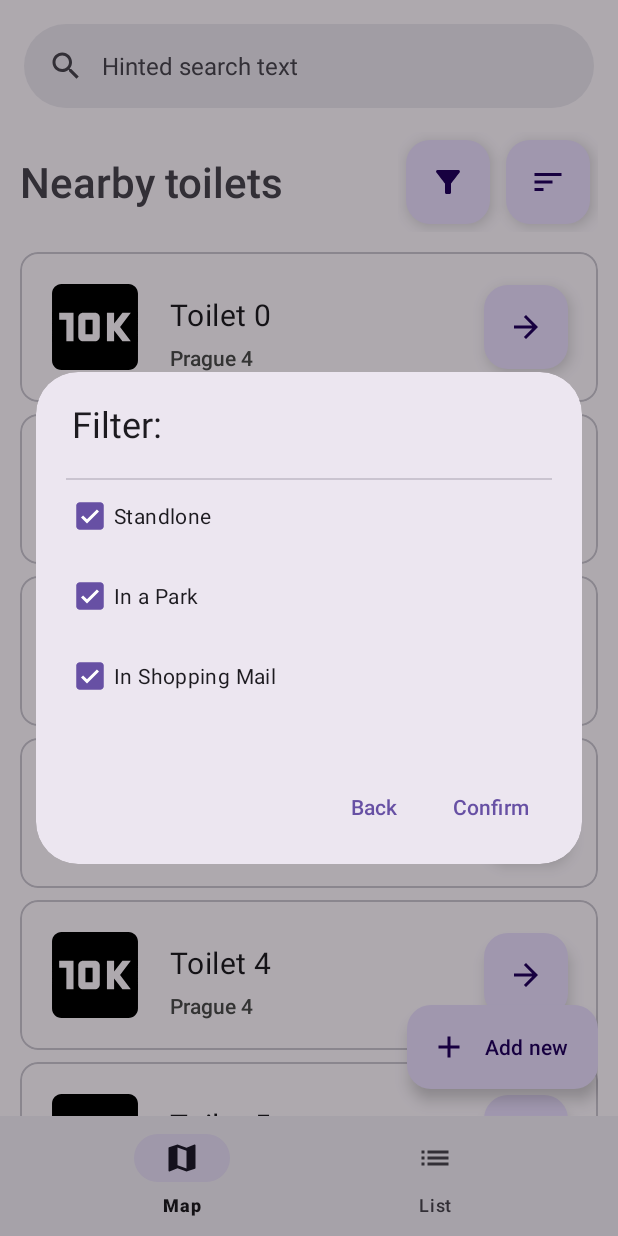
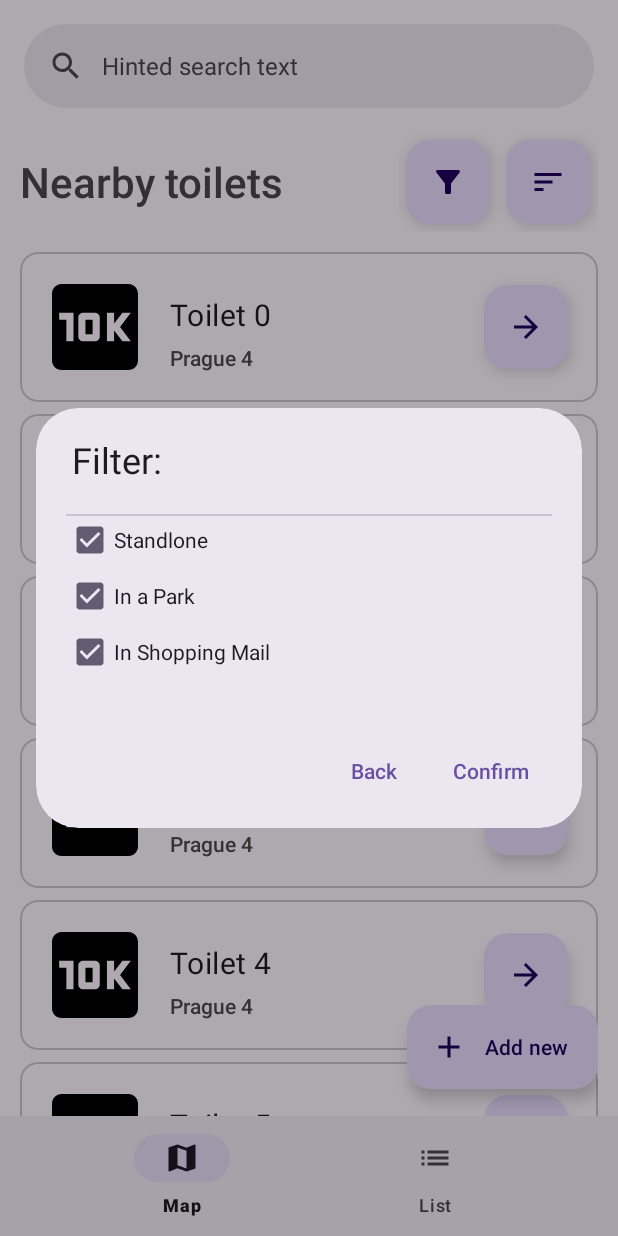
Before and after one commit to milancu/The-throne-locator, an Android app: the ToiletListFragment screen opened through its navigation route, after a tap on "filter_button", on a phone screen of 412 x 824 dp. Run offline under Robolectric (Android 15) with nearby library versions, the phone set to English and light mode, and no system bars; our stand-ins replace navigation-ui; libraries missing offline, so code that uses them is left out: com.google.maps.android; Roboto replaces fonts that are not available here.

Commit message:
Milan/modal dialog

```diff
--- a/app/build.gradle.kts
+++ b/app/build.gradle.kts
@@ -69,8 +69,8 @@ dependencies {
     implementation(libs.retrofit)
     implementation(libs.converter.gson)
     implementation(libs.androidx.appcompat)
-    implementation("androidx.navigation:navigation-fragment-ktx:2.5.3")
-    implementation("androidx.navigation:navigation-ui-ktx:2.5.3")
+    implementation(libs.androidx.navigation.fragment.ktx)
+    implementation(libs.androidx.navigation.ui.ktx)
     testImplementation(libs.junit)
     androidTestImplementation(libs.androidx.test.ext.junit)
     androidTestImplementation(libs.espresso.core)
--- /dev/null
+++ b/app/src/main/java/cz/cvut/fel/thethronelocator/model/enum/SortType.kt
@@ -0,0 +1,6 @@
+package cz.cvut.fel.thethronelocator.model.enum
+
+enum class SortType {
+    RATING,
+    NEAREST
+}
--- a/app/src/main/java/cz/cvut/fel/thethronelocator/ui/ToiletListFragment.kt
+++ b/app/src/main/java/cz/cvut/fel/thethronelocator/ui/ToiletListFragment.kt
@@ -10,6 +10,9 @@ import android.view.LayoutInflater
 import android.view.View
 import android.view.ViewGroup
 import android.view.WindowManager
+import android.widget.CheckBox
+import android.widget.RadioButton
+import android.widget.RadioGroup
 import androidx.annotation.RequiresApi
 import androidx.appcompat.app.AlertDialog
 import androidx.fragment.app.Fragment
@@ -26,19 +29,39 @@ import cz.cvut.fel.thethronelocator.ToiletListAdapter
 import cz.cvut.fel.thethronelocator.databinding.FragmentMapBinding
 import cz.cvut.fel.thethronelocator.databinding.ToiletListBinding
 import cz.cvut.fel.thethronelocator.model.Toilet
+import cz.cvut.fel.thethronelocator.model.enum.SortType
+import cz.cvut.fel.thethronelocator.model.enum.ToiletType
 import cz.cvut.fel.thethronelocator.repository.ToiletRepository
+import cz.cvut.fel.thethronelocator.utils.SnackBarUtils
+
 
 class ToiletListFragment : Fragment() {
     private var _binding: ToiletListBinding? = null
+
     // This property is only valid between onCreateView and
     // onDestroyView.
     private val binding get() = _binding!!
+    private val currentView: View? = null
     private lateinit var navController: NavController
     private val toiletRepository = ToiletRepository()
     private lateinit var dialogView: View
     private lateinit var filterDialog: AlertDialog
     private lateinit var sortDialog: AlertDialog
     private lateinit var addNewDialog: AlertDialog
+
+    private var selectedSortByTmp: SortType = SortType.RATING
+    private var filterByTypeTmp: MutableList<ToiletType> =
+        listOf(
+            ToiletType.IN_A_PARK,
+            ToiletType.IN_SHOPPING_MAIL,
+            ToiletType.STANDLONE
+        ).toMutableList()
+
+    //>>>>>>>>>>>>>>>>>>>>>>>>>>TADY HODNOTY PRO FILTRACI<<<<<<<<<<<<<<<<<<<<<<<<<<<<<<<<<
+    private var selectedSortBy: SortType = SortType.RATING
+    private var filterByType: List<ToiletType> = emptyList()
+    //>>>>>>>>>>>>>>>>>takze neco jako tohle<<<<<<<<<<<<<<<<<<<<<<<<<<<<<<<<<
+    //>>>>>>>>>>>>>>>>>toiletList.filter { filterByType.contains(it.type) }.sortedBy { it.latitude }//.sortedBy { it.rating }<<<<<<<<<<<<<<<<<<<<<<<<<<<<<<<<<
 
     companion object {
         private const val MAP_PICKER_REQUEST_CODE = 123
@@ -50,7 +73,6 @@ class ToiletListFragment : Fragment() {
         savedInstanceState: Bundle?
     ): View? {
         _binding = ToiletListBinding.inflate(inflater, container, false)
-
         return binding.root
     }
 
@@ -92,50 +114,113 @@ class ToiletListFragment : Fragment() {
         filterDialog = createFilterDialog(context)
         sortDialog = createSortDialog(context)
         addNewDialog = createAddNewDialog(context)
+
+        filterDialog.window?.setLayout(
+            WindowManager.LayoutParams.MATCH_PARENT,
+            WindowManager.LayoutParams.WRAP_CONTENT
+        )
+        filterDialog.window?.setGravity(Gravity.CENTER)
+
+        sortDialog.window?.setLayout(
+            WindowManager.LayoutParams.MATCH_PARENT,
+            WindowManager.LayoutParams.WRAP_CONTENT
+        )
+        sortDialog.window?.setGravity(Gravity.CENTER)
+
+        addNewDialog.window?.setLayout(
+            WindowManager.LayoutParams.MATCH_PARENT,
+            WindowManager.LayoutParams.WRAP_CONTENT
+        )
+        addNewDialog.window?.setGravity(Gravity.CENTER)
     }
 
     private fun createSortDialog(context: Context): AlertDialog {
         val dialog = MaterialAlertDialogBuilder(context)
-            .setTitle("Sort by:")
-            .setView(R.layout.sort_dialog)
+
+        val dialogView = layoutInflater.inflate(R.layout.sort_dialog, null)
+        val radioGroup = dialogView.findViewById<RadioGroup>(R.id.radioGroup)
+
+        val radioButton1 = dialogView.findViewById<RadioButton>(R.id.radio_button_1)
+        val radioButton2 = dialogView.findViewById<RadioButton>(R.id.radio_button_2)
+
+        if (selectedSortBy === SortType.NEAREST) {
+            radioButton1.isChecked = true
+            radioButton2.isChecked = false
+        } else {
+            radioButton1.isChecked = false
+            radioButton2.isChecked = true
+        }
+
+        radioGroup.setOnCheckedChangeListener { _, checkedId ->
+            selectedSortByTmp = when (checkedId) {
+                R.id.radio_button_1 -> SortType.RATING
+                R.id.radio_button_2 -> SortType.NEAREST
+                else -> {
+                    SortType.RATING
+                }
+            }
+        }
+
+        dialog.setTitle("Sort by:")
+            .setView(dialogView)
             .setNegativeButton("Back") { dialog, which ->
                 dialog.cancel()
             }
             .setPositiveButton("Confirm") { dialog, which ->
+                selectedSortBy = selectedSortByTmp
                 dialog.cancel()
-                //TODO
             }
-            .create()
 
-        dialog.window?.setLayout(
-            WindowManager.LayoutParams.MATCH_PARENT,
-            WindowManager.LayoutParams.WRAP_CONTENT
-        )
-        dialog.window?.setGravity(Gravity.CENTER)
-
-        return dialog
+        return dialog.create()
     }
 
     private fun createFilterDialog(context: Context): AlertDialog {
         val dialog = MaterialAlertDialogBuilder(context)
-            .setTitle("Filter:")
-            .setView(R.layout.filter_dialog)
+
+        val dialogView = layoutInflater.inflate(R.layout.filter_dialog, null)
+        val checkBox1 = dialogView.findViewById<CheckBox>(R.id.checkbox_child_1)
+        val checkBox2 = dialogView.findViewById<CheckBox>(R.id.checkbox_child_2)
+        val checkBox3 = dialogView.findViewById<CheckBox>(R.id.checkbox_child_3)
+
+
+        checkBox1.isChecked = filterByTypeTmp.contains(ToiletType.STANDLONE)
+        checkBox2.isChecked = filterByTypeTmp.contains(ToiletType.IN_A_PARK)
+        checkBox3.isChecked = filterByTypeTmp.contains(ToiletType.IN_SHOPPING_MAIL)
+
+        checkBox1.setOnCheckedChangeListener { _, isChecked ->
+            if (isChecked) {
+                filterByTypeTmp.add(ToiletType.STANDLONE)
+            } else {
+                filterByTypeTmp.remove(ToiletType.STANDLONE)
+            }
+        }
+
+        checkBox2.setOnCheckedChangeListener { _, isChecked ->
+            if (isChecked) {
+                filterByTypeTmp.add(ToiletType.IN_A_PARK)
+            } else {
+                filterByTypeTmp.remove(ToiletType.IN_A_PARK)
+            }
+        }
+
+        checkBox3.setOnCheckedChangeListener { _, isChecked ->
+            if (isChecked) {
+                filterByTypeTmp.add(ToiletType.IN_SHOPPING_MAIL)
+            } else {
+                filterByTypeTmp.remove(ToiletType.IN_SHOPPING_MAIL)
+            }
+        }
+        dialog.setTitle("Filter:")
+            .setView(dialogView)
             .setNegativeButton("Back") { dialog, which ->
                 dialog.cancel()
             }
             .setPositiveButton("Confirm") { dialog, which ->
+                filterByType = filterByTypeTmp
                 dialog.cancel()
-                //TODO
             }
-            .create()
 
-        dialog.window?.setLayout(
-            WindowManager.LayoutParams.MATCH_PARENT,
-            WindowManager.LayoutParams.WRAP_CONTENT
-        )
-        dialog.window?.setGravity(Gravity.CENTER)
-
-        return dialog
+        return dialog.create()
     }
 
     private fun createAddNewDialog(context: Context): AlertDialog {
@@ -149,7 +234,12 @@ class ToiletListFragment : Fragment() {
             }
             .setPositiveButton("Add") { dialog, which ->
                 dialog.cancel()
-                //TODO
+                //TODO logika
+
+                SnackBarUtils.showSnackBarWithCloseButton(
+                    requireView().findViewById<View>(R.id.toiletList),
+                    "New toilet successfully added"
+                )
             }
             .create()
 
@@ -168,8 +258,8 @@ class ToiletListFragment : Fragment() {
     }
 
     private fun showMapPicker() {
-//        val intent = Intent(this, MapPickerActivity::class.java)
-//        startActivityForResult(intent, MAP_PICKER_REQUEST_CODE)
+        val intent = Intent(this.requireContext(), MapPickerActivity::class.java)
+        startActivityForResult(intent, MAP_PICKER_REQUEST_CODE)
     }
 
     override fun onActivityResult(requestCode: Int, resultCode: Int, data: Intent?) {
@@ -178,11 +268,11 @@ class ToiletListFragment : Fragment() {
             val latitude = data?.getDoubleExtra("latitude", 0.0)
             val longitude = data?.getDoubleExtra("longitude", 0.0)
 
-            val latitudeInput = dialogView.findViewById<TextInputEditText>(R.id.input_latitude)
+            val latitudeInput = dialogView.findViewById<TextInputEditText>(R.id.input_latitude_text)
             latitudeInput.setText("$latitude")
-            val longitudeInput = dialogView.findViewById<TextInputEditText>(R.id.input_longitude)
+            val longitudeInput =
+                dialogView.findViewById<TextInputEditText>(R.id.input_longitude_text)
             longitudeInput.setText("$longitude")
         }
     }
-
 }
--- a/app/src/main/res/layout/add_new_dialog.xml
+++ b/app/src/main/res/layout/add_new_dialog.xml
@@ -21,6 +21,7 @@
         app:endIconMode="clear_text">
 
         <com.google.android.material.textfield.TextInputEditText
+            android:id="@+id/input_toilet_name"
             android:layout_width="match_parent"
             android:layout_height="wrap_content" />
     </com.google.android.material.textfield.TextInputLayout>
@@ -32,7 +33,7 @@
         app:endIconMode="clear_text">
 
         <com.google.android.material.textfield.TextInputEditText
-            android:id="@+id/input_latitude"
+            android:id="@+id/input_latitude_text"
             android:layout_width="match_parent"
             android:layout_height="wrap_content" />
     </com.google.android.material.textfield.TextInputLayout>
@@ -44,7 +45,7 @@
         app:endIconMode="clear_text">
 
         <com.google.android.material.textfield.TextInputEditText
-            android:id="@+id/input_longitude"
+            android:id="@+id/input_longitude_text"
             android:layout_width="match_parent"
             android:layout_height="wrap_content" />
     </com.google.android.material.textfield.TextInputLayout>
--- a/gradle/libs.versions.toml
+++ b/gradle/libs.versions.toml
@@ -5,6 +5,8 @@ com-android-application = "8.0.1"
 converter-gson = "2.9.0"
 maps-utils-ktx = "3.4.0"
 material = "1.9.0"
+navigation-ui-ktx = "2.5.3"
+navigation-fragment-ktx = "2.5.3"
 org-jetbrains-kotlin-android = "1.7.20"
 core-ktx = "1.9.0"
 junit = "4.13.2"
@@ -18,6 +20,8 @@ play-services-maps = "18.1.0"
 
 [libraries]
 androidx-appcompat = { module = "androidx.appcompat:appcompat", version.ref = "appcompat" }
+androidx-navigation-ui-ktx = { module = "androidx.navigation:navigation-ui-ktx", version.ref = "navigation-ui-ktx" }
+androidx-navigation-fragment-ktx = { module = "androidx.navigation:navigation-fragment-ktx", version.ref = "navigation-fragment-ktx" }
 converter-gson = { module = "com.squareup.retrofit2:converter-gson", version.ref = "converter-gson" }
 android-maps-utils = { module = "com.google.maps.android:android-maps-utils", version.ref = "android-maps-utils" }
 core-ktx = { group = "androidx.core", name = "core-ktx", version.ref = "core-ktx" }
```
Also changed, not shown: app/src/main/java/cz/cvut/fel/thethronelocator/model/enum/ToiletType.kt (added, +7 -0 lines), app/src/main/java/cz/cvut/fel/thethronelocator/utils/SnackBarUtils.kt (added, +18 -0 lines), app/src/main/res/layout/rating_dialog.xml (added, +41 -0 lines), app/src/main/res/layout/reminder_dialog.xml (added, +38 -0 lines), app/src/main/res/layout/report_dialog.xml (added, +29 -0 lines).
